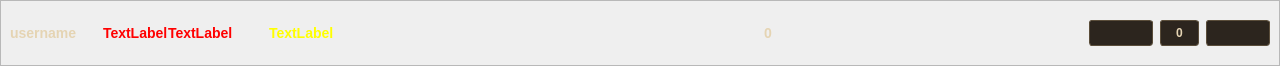
Before: the Qt Designer form topbar.ui in OVahidO/Slay_The_Spire, drawn with Qt 5.
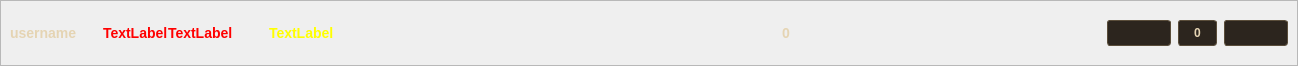
After: the same form once the commit is applied. Icons and pictures are not drawn.

Diff of the .ui file:
```diff
--- a/topbar.ui
+++ b/topbar.ui
@@ -6,7 +6,7 @@
    <rect>
     <x>0</x>
     <y>0</y>
-    <width>1280</width>
+    <width>1298</width>
     <height>66</height>
    </rect>
   </property>
@@ -113,7 +113,7 @@
           <property name="maximumSize">
            <size>
             <width>40</width>
-            <height>50</height>
+            <height>40</height>
            </size>
           </property>
           <property name="text">
```
